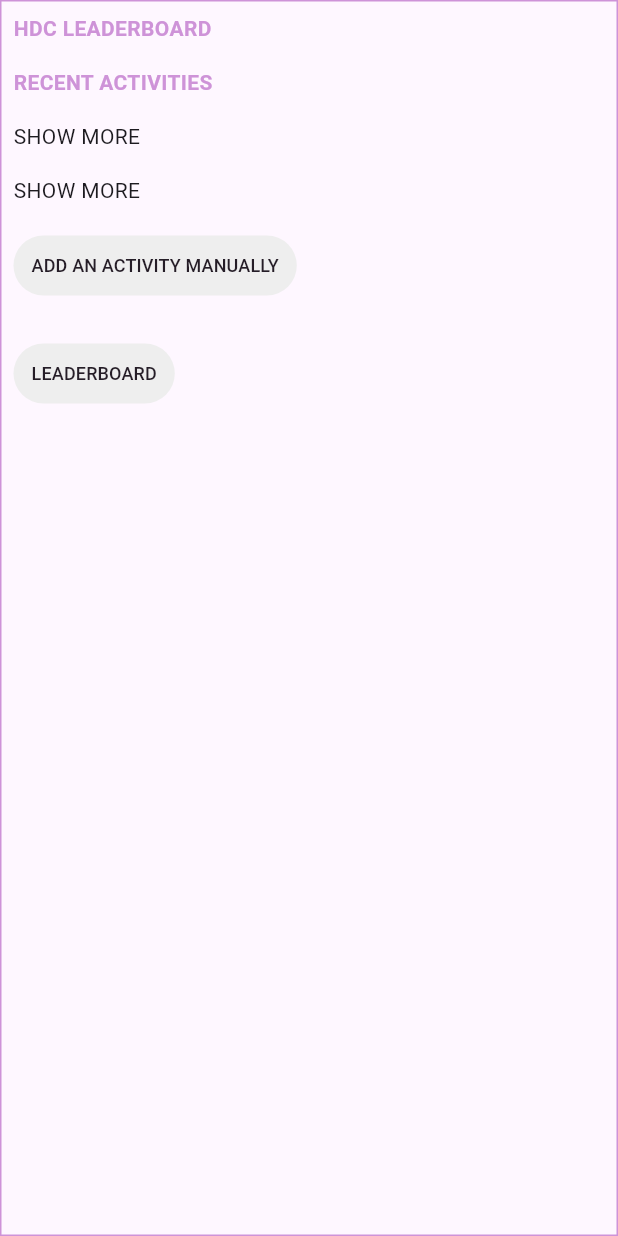
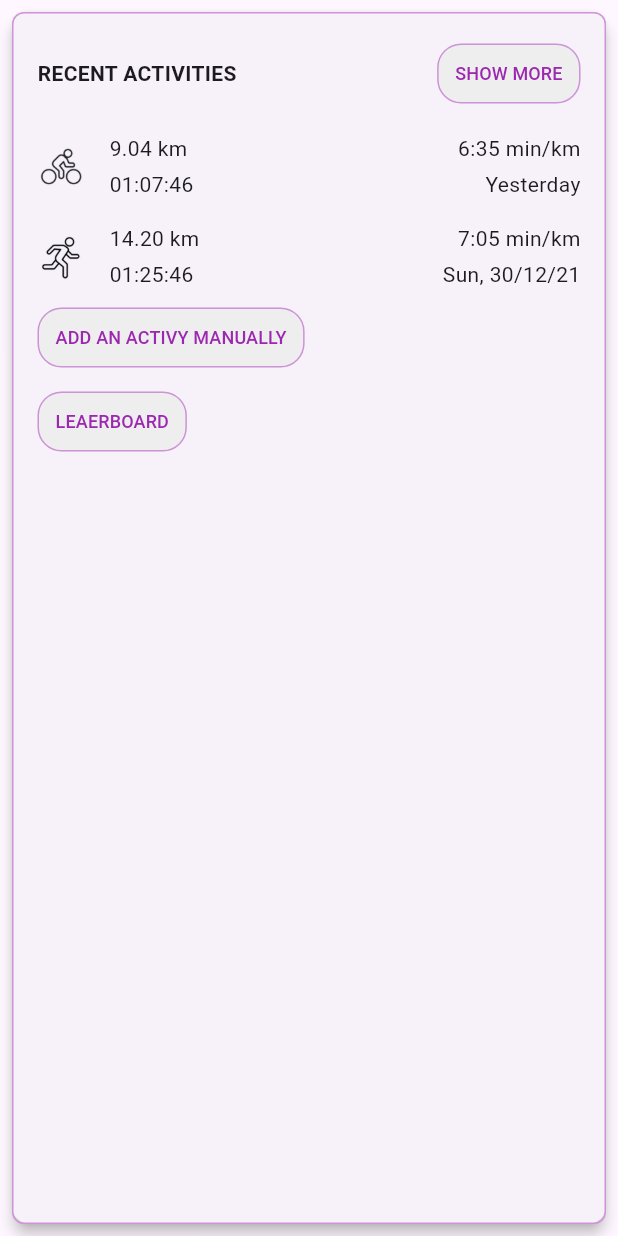
Before and after one commit to kiranmodha/runmaze2, a Flutter app: the RecentActivitiesFragment widget shown alone on an empty page, opened directly, on a phone screen of 412 x 824 dp. Run offline on Flutter 3.47's test engine with Material 3 defaults, Android fonts, the phone set to English and light mode, and no system bars; our stand-ins replace hive, hive_flutter, shared_preferences, sqflite, supabase, supabase_flutter; accounts and stored records are empty; network calls fail.

Commit message:
Initial Commit

```diff
--- a/lib/database/hive_database/workout_hive.dart
+++ b/lib/database/hive_database/workout_hive.dart
@@ -82,4 +82,15 @@ class WorkoutHive {
     await _prepareBox();
     await _workoutBox.close();
   }
+
+  /// Returns last two workouts
+  Future<List<Workout>> getRecentWorkouts() async {
+    await _prepareBox();
+    final List<Workout> allWorkouts = _workoutBox.values.toList();
+    if (allWorkouts.length >= 2) {
+      return allWorkouts.sublist(allWorkouts.length - 2);
+    } else {
+      return allWorkouts;
+    }
+  }
 }
--- a/lib/presentation/home.dart
+++ b/lib/presentation/home.dart
@@ -6,6 +6,7 @@ import 'package:runmaze2/database/hive_database/workout_hive.dart';
 import 'package:runmaze2/utils/settings.dart';
 import 'package:http/http.dart' as http;
 import 'package:runmaze2/model/workout.dart';
+import 'package:runmaze2/presentation/widgets/recent_activities_fragment.dart';
 
 class HomePage extends StatefulWidget {
   const HomePage({super.key});
@@ -89,14 +90,6 @@ class _HomePageState extends State<HomePage> {
       // Show a loading indicator or placeholder widget while initializing
       return const CircularProgressIndicator();
     } else {
-      // return Scaffold(
-      //   appBar: AppBar(
-      //     title: const Text('Home'),
-      //   ),
-      //   body: Center(
-      //     child: Text('Welcome $username'),
-      //   ),
-      // );
       return Scaffold(
         appBar: AppBar(
           title: const Text('Home'),
@@ -107,10 +100,7 @@ class _HomePageState extends State<HomePage> {
             children: <Widget>[
               Text('Welcome $username'),
               const SizedBox(height: 24.0),
-              Card(
-                margin: EdgeInsets.all(16.0),
-                child: recentActivitiesFragment1(),
-              ),
+              const RecentActivitiesFragment(),
             ],
           ),
         ),
@@ -119,188 +109,111 @@ class _HomePageState extends State<HomePage> {
   }
 }
 
-Widget recentActivitiesFragment1() {
-  return Container(
-    margin: EdgeInsets.all(16.0),
-    padding: const EdgeInsets.all(16.0),
-    decoration: BoxDecoration(
-      border: Border.all(color: Colors.purple[200]!),
-    ),
-    child: Column(
-      crossAxisAlignment: CrossAxisAlignment.start,
-      children: [
-        _buildHeader("RECENT ACTIVITIES"),
-        const SizedBox(height: 16.0),
-        _buildActivityItem(
-            "ride", "9.04 km", "01:07:46", "6:35 min/km", "Yesterday"),
-        SizedBox(height: 16.0),
-        _buildActivityItem(
-            "run", "14.20 km", "01:25:46", "7:05 min/km", "Sun, 30/12/21"),
-      ],
-    ),
-  );
-}
 
-Widget _buildHeader(String text) {
-  return Text(
-    text,
-    style: TextStyle(
-      fontWeight: FontWeight.bold,
-      fontSize: 14.0,
-      color: Colors.purple[200],
-    ),
-  );
-}
 
-Widget _buildButton(String text) {
-  return TextButton(
-    onPressed: () {}, // Add functionality for button press
 
-    style: TextButton.styleFrom(
-      padding: const EdgeInsets.symmetric(horizontal: 12.0, vertical: 5.0),
-      backgroundColor: Colors.grey[200],
-    ),
-    child: Text(
-      text,
-      style: const TextStyle(
-        fontSize: 12.0,
-        color: Color.fromARGB(255, 37, 29, 39),
-      ),
-    ),
-  );
-}
 
-Widget _buildActivityItem(
-    String image, String distance, String duration, String pace, String date) {
-  return Row(
-    children: [
-      Image.asset(
-        "assets/images/$image.png", // Assuming image resources are in assets folder
-        width: 32.0,
-        height: 32.0,
-      ),
-      const SizedBox(width: 16.0),
-      Column(
-        crossAxisAlignment: CrossAxisAlignment.start,
-        children: [
-          Text(distance),
-          const SizedBox(height: 4.0),
-          Text(duration),
-        ],
-      ),
-      const Spacer(),
-      Column(
-        crossAxisAlignment: CrossAxisAlignment.end,
-        children: [
-          Text(pace),
-          const SizedBox(height: 4.0),
-          Text(date),
-        ],
-      ),
-    ],
-  );
-}
 
-class RecentActivitiesFragment extends StatelessWidget {
-  const RecentActivitiesFragment({super.key});
+// class RecentActivitiesFragment extends StatelessWidget {
+//   const RecentActivitiesFragment({super.key});
 
-  @override
-  Widget build(BuildContext context) {
-    return Container(
-      padding: const EdgeInsets.all(8.0),
-      decoration: BoxDecoration(
-        border: Border.all(
-            color: Colors.purple[
-                200]!), // Assuming color_purple_200 translates to Colors.purple[200]
-      ),
-      child: Column(
-        crossAxisAlignment: CrossAxisAlignment.start,
-        children: [
-          _buildHeader("HDC LEADERBOARD"),
-          const SizedBox(height: 16.0), // Margin between headers
-          _buildHeader("RECENT ACTIVITIES"),
-          const SizedBox(height: 16.0), // Margin between headers
-          const Row(
-            mainAxisAlignment: MainAxisAlignment.spaceBetween,
-            children: [
-              Text("SHOW MORE"),
-              //_buildActivityItem("ride", "9.04 km", "01:07:46", "6:35 min/km", "Yesterday"),
-            ],
-          ),
-          const SizedBox(height: 16.0), // Margin between activities
-          const Row(
-            mainAxisAlignment: MainAxisAlignment.spaceBetween,
-            children: [
-              const Text("SHOW MORE"),
-              //_buildActivityItem("run", "14.20 km", "01:25:46", "7:05 min/km", "Sun, 30/12/21"),
-            ],
-          ),
-          const SizedBox(height: 16.0), // Margin after activities
-          _buildButton("ADD AN ACTIVITY MANUALLY"),
-          const SizedBox(height: 24.0), // Margin after button
-          _buildButton("LEADERBOARD"),
-        ],
-      ),
-    );
-  }
+//   @override
+//   Widget build(BuildContext context) {
+//     return Container(
+//       padding: const EdgeInsets.all(8.0),
+//       decoration: BoxDecoration(
+//         border: Border.all(
+//             color: Colors.purple[
+//                 200]!), // Assuming color_purple_200 translates to Colors.purple[200]
+//       ),
+//       child: Column(
+//         crossAxisAlignment: CrossAxisAlignment.start,
+//         children: [
+//           _buildHeader("HDC LEADERBOARD"),
+//           const SizedBox(height: 16.0), // Margin between headers
+//           _buildHeader("RECENT ACTIVITIES"),
+//           const SizedBox(height: 16.0), // Margin between headers
+//           const Row(
+//             mainAxisAlignment: MainAxisAlignment.spaceBetween,
+//             children: [
+//               Text("SHOW MORE"),
+//               //_buildActivityItem("ride", "9.04 km", "01:07:46", "6:35 min/km", "Yesterday"),
+//             ],
+//           ),
+//           const SizedBox(height: 16.0), // Margin between activities
+//           const Row(
+//             mainAxisAlignment: MainAxisAlignment.spaceBetween,
+//             children: [
+//               Text("SHOW MORE"),
+//               //_buildActivityItem("run", "14.20 km", "01:25:46", "7:05 min/km", "Sun, 30/12/21"),
+//             ],
+//           ),
+//           const SizedBox(height: 16.0), // Margin after activities
+//           _buildButton("ADD AN ACTIVITY MANUALLY"),
+//           const SizedBox(height: 24.0), // Margin after button
+//           _buildButton("LEADERBOARD"),
+//         ],
+//       ),
+//     );
+//   }
 
-  Widget _buildHeader(String text) {
-    return Text(
-      text,
-      style: TextStyle(
-        fontWeight: FontWeight.bold,
-        fontSize: 14.0,
-        color: Colors.purple[200],
-      ),
-    );
-  }
+//   Widget _buildHeader(String text) {
+//     return Text(
+//       text,
+//       style: TextStyle(
+//         fontWeight: FontWeight.bold,
+//         fontSize: 14.0,
+//         color: Colors.purple[200],
+//       ),
+//     );
+//   }
 
-  Widget _buildActivityItem(String image, String distance, String duration,
-      String pace, String date) {
-    return Row(
-      children: [
-        Image.asset(
-          "assets/images/$image.png", // Assuming image resources are in assets folder
-          width: 32.0,
-          height: 32.0,
-        ),
-        const SizedBox(width: 16.0),
-        Column(
-          crossAxisAlignment: CrossAxisAlignment.start,
-          children: [
-            Text(distance),
-            const SizedBox(height: 4.0),
-            Text(duration),
-          ],
-        ),
-        const Spacer(),
-        Column(
-          crossAxisAlignment: CrossAxisAlignment.end,
-          children: [
-            Text(pace),
-            const SizedBox(height: 4.0),
-            Text(date),
-          ],
-        ),
-      ],
-    );
-  }
+//   Widget _buildActivityItem(String image, String distance, String duration,
+//       String pace, String date) {
+//     return Row(
+//       children: [
+//         Image.asset(
+//           "assets/images/$image.png", // Assuming image resources are in assets folder
+//           width: 32.0,
+//           height: 32.0,
+//         ),
+//         const SizedBox(width: 16.0),
+//         Column(
+//           crossAxisAlignment: CrossAxisAlignment.start,
+//           children: [
+//             Text(distance),
+//             const SizedBox(height: 4.0),
+//             Text(duration),
+//           ],
+//         ),
+//         const Spacer(),
+//         Column(
+//           crossAxisAlignment: CrossAxisAlignment.end,
+//           children: [
+//             Text(pace),
+//             const SizedBox(height: 4.0),
+//             Text(date),
+//           ],
+//         ),
+//       ],
+//     );
+//   }
 
-  Widget _buildButton(String text) {
-    return TextButton(
-      onPressed: () {}, // Add functionality for button press
+//   Widget _buildButton(String text) {
+//     return TextButton(
+//       onPressed: () {}, // Add functionality for button press
 
-      style: TextButton.styleFrom(
-        padding: const EdgeInsets.symmetric(horizontal: 12.0, vertical: 5.0),
-        backgroundColor: Colors.grey[200],
-      ),
-      child: Text(
-        text,
-        style: const TextStyle(
-          fontSize: 12.0,
-          color: Color.fromARGB(255, 37, 29, 39),
-        ),
-      ),
-    );
-  }
-}
+//       style: TextButton.styleFrom(
+//         padding: const EdgeInsets.symmetric(horizontal: 12.0, vertical: 5.0),
+//         backgroundColor: Colors.grey[200],
+//       ),
+//       child: Text(
+//         text,
+//         style: const TextStyle(
+//           fontSize: 12.0,
+//           color: Color.fromARGB(255, 37, 29, 39),
+//         ),
+//       ),
+//     );
+//   }
+// }
--- /dev/null
+++ b/lib/presentation/widgets/recent_activities_fragment.dart
@@ -0,0 +1,118 @@
+import 'package:flutter/material.dart';
+import 'package:runmaze2/database/hive_database/workout_hive.dart';
+import 'package:runmaze2/utils/settings.dart';
+import 'package:runmaze2/model/workout.dart';
+
+class RecentActivitiesFragment extends StatelessWidget {
+  const RecentActivitiesFragment({super.key});
+
+  @override
+  Widget build(BuildContext context) {
+    showActivities();
+    return _recentActivitiesFragment();
+  }
+
+  Widget _recentActivitiesFragment() {
+    return Card(
+      margin: const EdgeInsets.all(8.0),
+      elevation: 4.0,
+      child: Container(
+        //margin: const EdgeInsets.all(16.0),
+        padding: const EdgeInsets.all(16.0),
+        decoration: BoxDecoration(
+          border: Border.all(color: Colors.purple[200]!),
+          borderRadius: BorderRadius.circular(8.0),
+        ),
+        child: Column(
+          crossAxisAlignment: CrossAxisAlignment.start,
+          children: [
+            Row(
+              mainAxisAlignment: MainAxisAlignment.spaceBetween,
+              children: [
+                _buildHeader("RECENT ACTIVITIES"),
+                _buildButton("SHOW MORE"),
+              ],
+            ),
+            const SizedBox(height: 16.0),
+            _buildActivityItem(
+                "ride", "9.04 km", "01:07:46", "6:35 min/km", "Yesterday"),
+            const SizedBox(height: 16.0),
+            _buildActivityItem(
+                "run", "14.20 km", "01:25:46", "7:05 min/km", "Sun, 30/12/21"),
+            const SizedBox(height: 8.0),
+            _buildButton("ADD AN ACTIVY MANUALLY"),
+            const SizedBox(height: 8.0),
+            _buildButton("LEAERBOARD"),
+          ],
+        ),
+      ),
+    );
+  }
+
+  Future<void> showActivities() async {
+    WorkoutHive workoutHive = WorkoutHive();
+    final workouts = await workoutHive.getRecentWorkouts();
+    for (Workout workout in workouts) {}
+  }
+
+  Widget _buildHeader(String text) {
+    return Text(
+      text,
+      style: const TextStyle(
+        fontWeight: FontWeight.bold,
+        fontSize: 14.0,
+      ),
+    );
+  }
+
+  Widget _buildButton(String text) {
+    return TextButton(
+      onPressed: () {}, // Add functionality for button press
+
+      style: TextButton.styleFrom(
+        backgroundColor: Colors.grey[200],
+        shape: RoundedRectangleBorder(
+            borderRadius: BorderRadius.circular(16.0),
+            side: BorderSide(color: Colors.purple[200]!)),
+      ),
+      child: Text(
+        text,
+        style: const TextStyle(
+          fontSize: 12.0,
+          color: Colors.purple,
+        ),
+      ),
+    );
+  }
+
+  Widget _buildActivityItem(String image, String distance, String duration,
+      String pace, String date) {
+    return Row(
+      children: [
+        Image.asset(
+          "assets/images/$image.png", // Assuming image resources are in assets folder
+          width: 32.0,
+          height: 32.0,
+        ),
+        const SizedBox(width: 16.0),
+        Column(
+          crossAxisAlignment: CrossAxisAlignment.start,
+          children: [
+            Text(distance),
+            const SizedBox(height: 4.0),
+            Text(duration),
+          ],
+        ),
+        const Spacer(),
+        Column(
+          crossAxisAlignment: CrossAxisAlignment.end,
+          children: [
+            Text(pace),
+            const SizedBox(height: 4.0),
+            Text(date),
+          ],
+        ),
+      ],
+    );
+  }
+}
```
